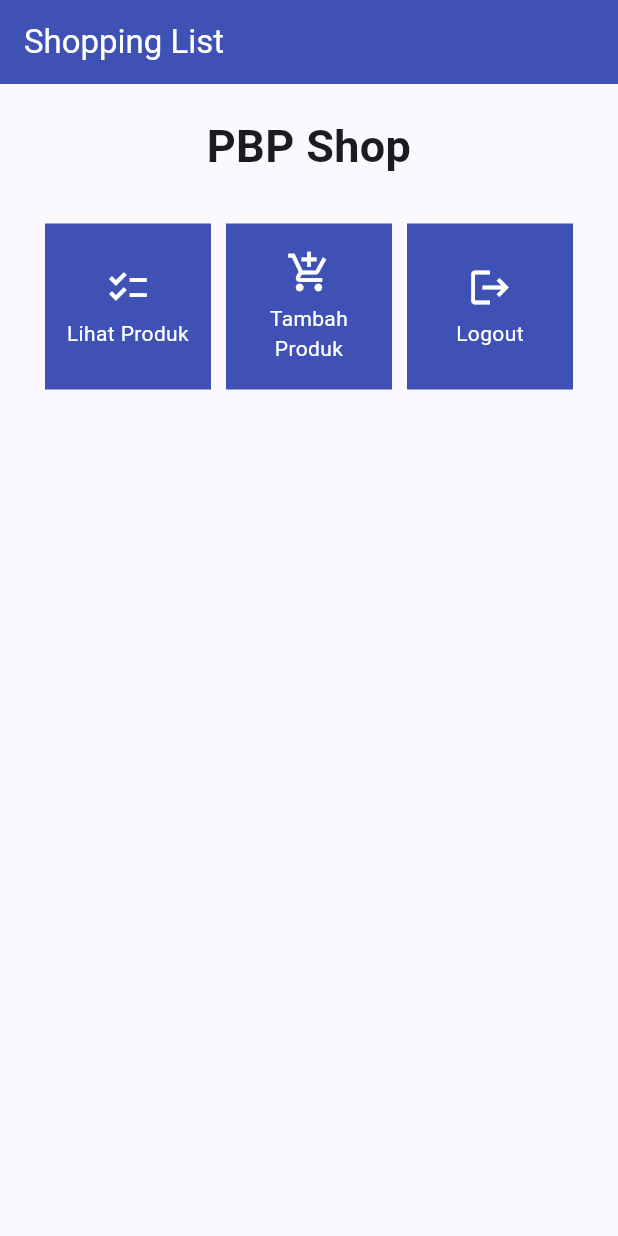
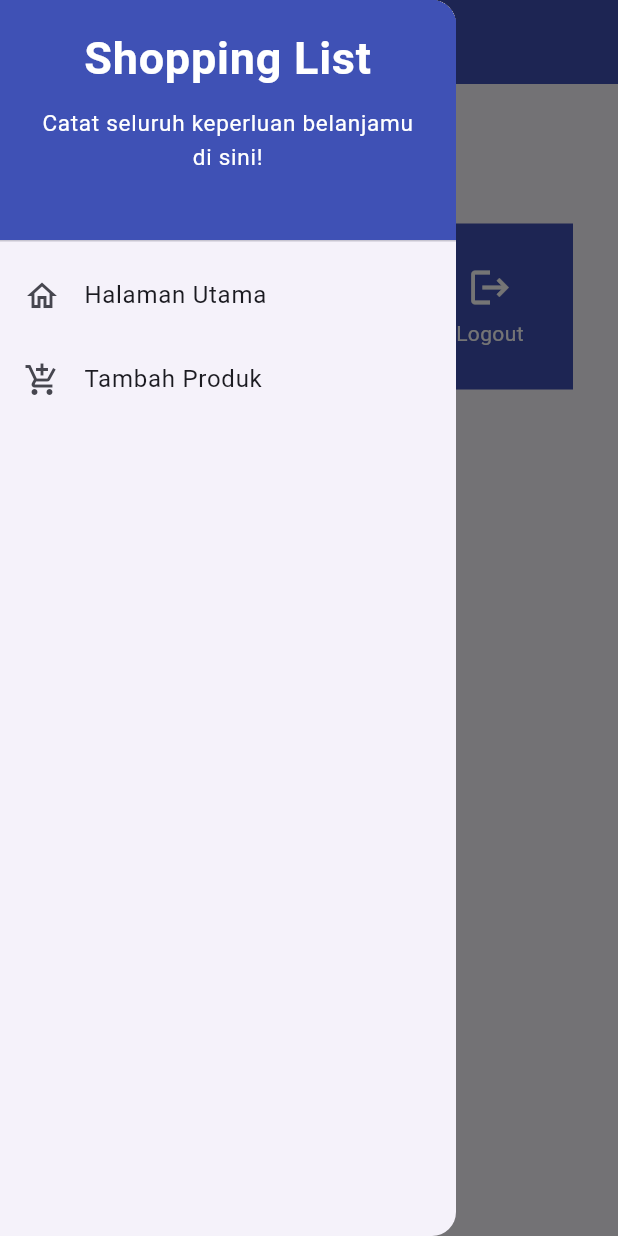
Before and after one commit to nazkenya/shopping-list-mobile, a Flutter app: the screen it shows after launch, with the side drawer open (before the commit the screen has no drawer), on a phone screen of 412 x 824 dp. Run offline on Flutter 3.47's test engine with Material 2 defaults, Android fonts, the phone set to English and light mode, and no system bars.

Commit message:
menyelesaikan tutorial 7

```diff
--- a/lib/main.dart
+++ b/lib/main.dart
@@ -1,5 +1,5 @@
 import 'package:flutter/material.dart';
-import 'package:shopping_list/menu.dart';
+import 'package:shopping_list/screens/menu.dart';
 
 void main() {
   runApp(const MyApp());
--- a/lib/menu.dart
+++ b/lib/screens/menu.dart
@@ -1,4 +1,7 @@
 import 'package:flutter/material.dart';
+import 'package:shopping_list/widgets/left_drawer.dart';
+import 'package:shopping_list/widgets/shop_card.dart';
+
 
 class MyHomePage extends StatelessWidget {
     MyHomePage({Key? key}) : super(key: key);
@@ -18,6 +21,8 @@ class MyHomePage extends StatelessWidget {
             backgroundColor: Colors.indigo,
             foregroundColor: Colors.white,
           ),
+          // Masukkan drawer sebagai parameter nilai drawer dari widget Scaffold
+          drawer: const LeftDrawer(),
       body: SingleChildScrollView(
         // Widget wrapper yang dapat discroll
         child: Padding(
@@ -58,55 +63,3 @@ class MyHomePage extends StatelessWidget {
     );
     }
 }
-
-class ShopCard extends StatelessWidget {
-  final ShopItem item;
-
-  const ShopCard(this.item, {super.key}); // Constructor
-
-  @override
-  Widget build(BuildContext context) {
-    return Material(
-      color: Colors.indigo,
-      child: InkWell(
-        // Area responsive terhadap sentuhan
-        onTap: () {
-          // Memunculkan SnackBar ketika diklik
-          ScaffoldMessenger.of(context)
-            ..hideCurrentSnackBar()
-            ..showSnackBar(SnackBar(
-                content: Text("Kamu telah menekan tombol ${item.name}!")));
-        },
-        child: Container(
-          // Container untuk menyimpan Icon dan Text
-          padding: const EdgeInsets.all(8),
-          child: Center(
-            child: Column(
-              mainAxisAlignment: MainAxisAlignment.center,
-              children: [
-                Icon(
-                  item.icon,
-                  color: Colors.white,
-                  size: 30.0,
-                ),
-                const Padding(padding: EdgeInsets.all(3)),
-                Text(
-                  item.name,
-                  textAlign: TextAlign.center,
-                  style: const TextStyle(color: Colors.white),
-                ),
-              ],
-            ),
-          ),
-        ),
-      ),
-    );
-  }
-}
-
-class ShopItem {
-  final String name;
-  final IconData icon;
-
-  ShopItem(this.name, this.icon);
-}
--- /dev/null
+++ b/lib/widgets/left_drawer.dart
@@ -0,0 +1,72 @@
+import 'package:flutter/material.dart';
+import 'package:shopping_list/screens/menu.dart';
+import 'package:shopping_list/screens/shoplist_form.dart';
+
+class LeftDrawer extends StatelessWidget {
+  const LeftDrawer({super.key});
+
+  @override
+  Widget build(BuildContext context) {
+    return Drawer(
+      child: ListView(
+        children: [
+            const DrawerHeader(
+            decoration: BoxDecoration(
+                color: Colors.indigo,
+            ),
+            child: Column(
+                children: [
+                Text(
+                    'Shopping List',
+                    textAlign: TextAlign.center,
+                    style: TextStyle(
+                    fontSize: 30,
+                    fontWeight: FontWeight.bold,
+                    color: Colors.white,
+                    ),
+                ),
+                Padding(
+                  padding: EdgeInsets.all(10),
+                  child: Text(
+                    "Catat seluruh keperluan belanjamu di sini!",
+                    textAlign: TextAlign.center, // Center alignment
+                    style: TextStyle(
+                      fontSize: 15, // Ukuran font 15
+                      color: Colors.white, // Warna teks putih
+                      fontWeight: FontWeight.normal, // Weight biasa
+                    ),
+                  ),
+                ),
+                ],
+            ),
+            ),
+            ListTile(
+            leading: const Icon(Icons.home_outlined),
+            title: const Text('Halaman Utama'),
+            // Bagian redirection ke MyHomePage
+            onTap: () {
+                Navigator.pushReplacement(
+                    context,
+                    MaterialPageRoute(
+                    builder: (context) => MyHomePage(),
+                    ));
+            },
+            ),
+            ListTile(
+            leading: const Icon(Icons.add_shopping_cart),
+            title: const Text('Tambah Produk'),
+            // Bagian redirection ke ShopFormPage (sudah)
+            onTap: () {
+              Navigator.push(
+                context,
+                MaterialPageRoute(
+                  builder: (context) => const ShopFormPage(),
+                ),
+              );
+            },
+            ),
+        ],
+      ),
+    );
+  }
+}
--- /dev/null
+++ b/lib/widgets/shop_card.dart
@@ -0,0 +1,65 @@
+import 'package:flutter/material.dart';
+// import 'package:shopping_list/screens/menu.dart';
+import 'package:shopping_list/screens/shoplist_form.dart';
+
+
+class ShopItem {
+  final String name;
+  final IconData icon;
+
+  ShopItem(this.name, this.icon);
+}
+
+class ShopCard extends StatelessWidget {
+  final ShopItem item;
+
+  const ShopCard(this.item, {Key? key}) : super(key: key); // Constructor
+
+  @override
+  Widget build(BuildContext context) {
+    return Material(
+      color: Colors.indigo,
+      child: InkWell(
+        // Area responsif terhadap sentuhan
+        onTap: () {
+          ScaffoldMessenger.of(context)
+            ..hideCurrentSnackBar()
+            ..showSnackBar(SnackBar(
+                content: Text("Kamu telah menekan tombol ${item.name}!")));
+
+          // Navigate ke route yang sesuai (tergantung jenis tombol)
+          if (item.name == "Tambah Produk") {
+            Navigator.push(
+              context,
+              MaterialPageRoute(
+                builder: (context) => const ShopFormPage(),
+              ),
+            );
+          }
+        },
+        child: Container(
+          // Container untuk menyimpan Icon dan Text
+          padding: const EdgeInsets.all(8),
+          child: Center(
+            child: Column(
+              mainAxisAlignment: MainAxisAlignment.center,
+              children: [
+                Icon(
+                  item.icon,
+                  color: Colors.white,
+                  size: 30.0,
+                ),
+                const Padding(padding: EdgeInsets.all(3)),
+                Text(
+                  item.name,
+                  textAlign: TextAlign.center,
+                  style: const TextStyle(color: Colors.white),
+                ),
+              ],
+            ),
+          ),
+        ),
+      ),
+    );
+  }
+}
```
Also changed, not shown: lib/screens/shoplist_form.dart (added, +161 -0 lines). Lines whose indentation alone changed are shown as unchanged.
